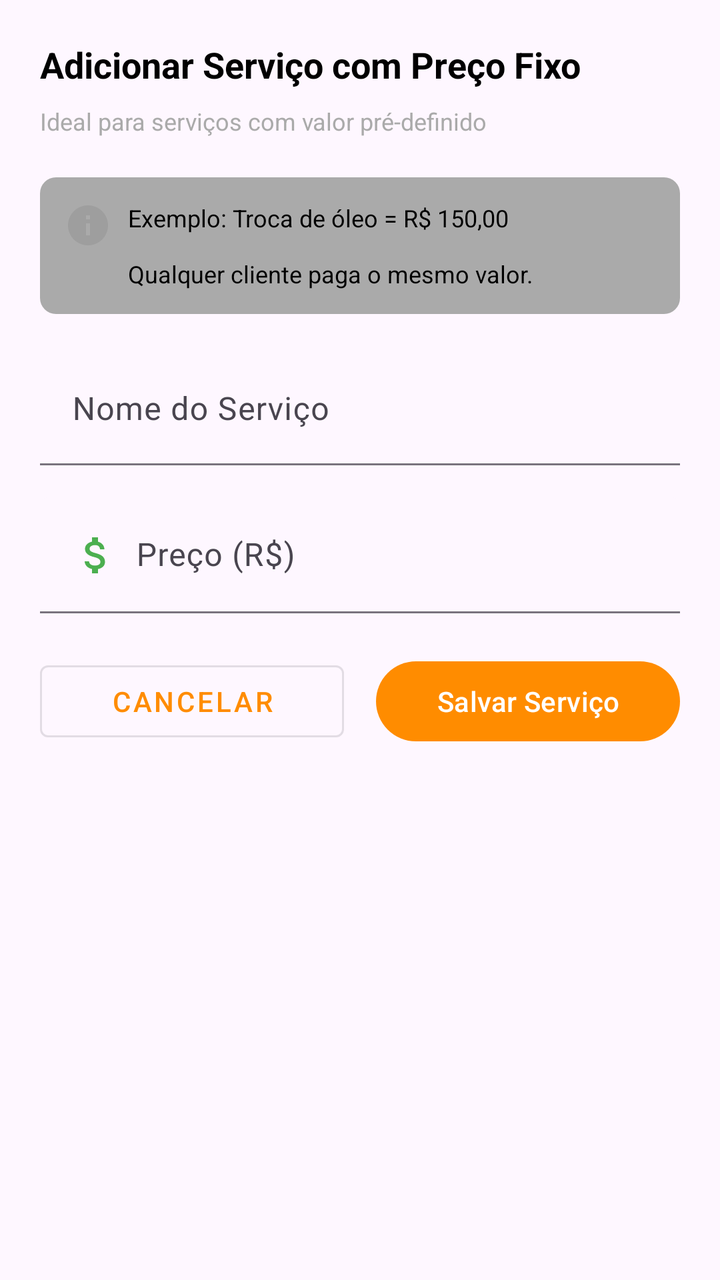
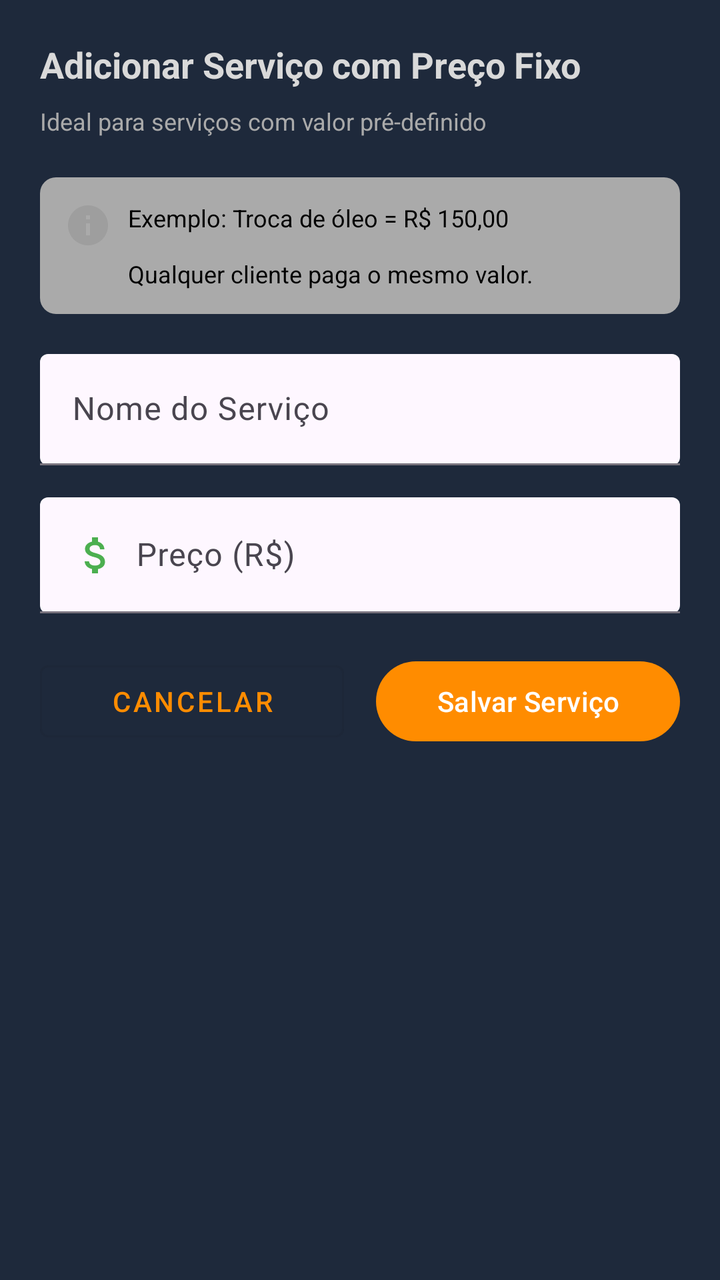

An Android layout rendered at two revisions. The XML below is the earlier revision; the diff shows what the commit changed to produce the second picture.
<!-- AndroidManifest.xml: application theme Theme.Salvo -->
<!-- res/layout/dialog_add_servico_fixed_price.xml -->
<?xml version="1.0" encoding="utf-8"?>
<LinearLayout xmlns:android="http://schemas.android.com/apk/res/android"
    xmlns:app="http://schemas.android.com/apk/res-auto"
    android:layout_width="match_parent"
    android:layout_height="wrap_content"
    android:orientation="vertical"
    android:padding="20dp">

    <TextView
        android:layout_width="wrap_content"
        android:layout_height="wrap_content"
        android:text="Adicionar Serviço com Preço Fixo"
        android:textSize="18sp"
        android:textStyle="bold"
        android:textColor="@android:color/black"
        android:layout_marginBottom="8dp" />

    <TextView
        android:layout_width="wrap_content"
        android:layout_height="wrap_content"
        android:text="Ideal para serviços com valor pré-definido"
        android:textSize="12sp"
        android:textColor="@android:color/darker_gray"
        android:layout_marginBottom="20dp" />

    
    <LinearLayout
        android:layout_width="match_parent"
        android:layout_height="wrap_content"
        android:orientation="horizontal"
        android:padding="12dp"
        android:background="@drawable/bg_card_light"
        android:layout_marginBottom="20dp">

        <ImageView
            android:layout_width="24dp"
            android:layout_height="24dp"
            android:src="@drawable/ic_info"
            android:contentDescription="@string/app_name"
            android:layout_marginEnd="8dp" />

        <TextView
            android:layout_width="0dp"
            android:layout_height="wrap_content"
            android:layout_weight="1"
            android:text="Exemplo: Troca de óleo = R$ 150,00\n\nQualquer cliente paga o mesmo valor."
            android:textSize="12sp"
            android:textColor="@android:color/black" />

    </LinearLayout>

    
    <com.google.android.material.textfield.TextInputLayout
        android:layout_width="match_parent"
        android:layout_height="wrap_content"
        android:layout_marginBottom="16dp"
        app:boxBackgroundMode="filled">

        <com.google.android.material.textfield.TextInputEditText
            android:id="@+id/et_nome_servico_fixo"
            android:layout_width="match_parent"
            android:layout_height="wrap_content"
            android:hint="Nome do Serviço"
            android:inputType="text" />

    </com.google.android.material.textfield.TextInputLayout>

    
    <com.google.android.material.textfield.TextInputLayout
        android:layout_width="match_parent"
        android:layout_height="wrap_content"
        android:layout_marginBottom="20dp"
        app:boxBackgroundMode="filled">

        <com.google.android.material.textfield.TextInputEditText
            android:id="@+id/et_preco_fixo"
            android:layout_width="match_parent"
            android:layout_height="wrap_content"
            android:hint="Preço (R$)"
            android:inputType="numberDecimal"
            android:drawableLeft="@drawable/ic_money"
            android:drawablePadding="8dp" />

    </com.google.android.material.textfield.TextInputLayout>

    
    <LinearLayout
        android:layout_width="match_parent"
        android:layout_height="wrap_content"
        android:orientation="horizontal">

        <com.google.android.material.button.MaterialButton
            android:id="@+id/btn_cancelar_fixo"
            android:layout_width="0dp"
            android:layout_height="48dp"
            android:layout_weight="1"
            android:text="Cancelar"
            android:textColor="@color/salvo_primaria"
            android:layout_marginEnd="8dp"
            style="@style/Widget.MaterialComponents.Button.OutlinedButton" />

        <com.google.android.material.button.MaterialButton
            android:id="@+id/btn_salvar_fixo"
            android:layout_width="0dp"
            android:layout_height="48dp"
            android:layout_weight="1"
            android:text="Salvar Serviço"
            android:textColor="@android:color/white"
            android:layout_marginStart="8dp"
            app:backgroundTint="@color/salvo_primaria" />

    </LinearLayout>

</LinearLayout>
<!-- resources referenced by this layout -->
<resources>
  <color name="salvo_primaria">#FF8C00</color>
  <!-- drawable bg_card_light (drawable) -->
  <?xml version="1.0" encoding="utf-8"?>
  <shape xmlns:android="http://schemas.android.com/apk/res/android"
      android:shape="rectangle">
      <solid android:color="@android:color/darker_gray" />
      <corners android:radius="8dp" />
  </shape>
  <!-- drawable ic_info (drawable) -->
  <vector xmlns:android="http://schemas.android.com/apk/res/android"
      android:width="24dp" android:height="24dp"
      android:viewportWidth="24" android:viewportHeight="24">
      <path android:fillColor="#9E9E9E" android:pathData="M12,2C6.48,2 2,6.48 2,12s4.48,10 10,10 10,-4.48 10,-10S17.52,2 12,2zM13,17h-2v-6h2v6zM13,9h-2V7h2v2z"/>
  </vector>
  <!-- drawable ic_money (drawable) -->
  <vector xmlns:android="http://schemas.android.com/apk/res/android"
      android:width="24dp" android:height="24dp"
      android:viewportWidth="24" android:viewportHeight="24">
      <path android:fillColor="#4CAF50" android:pathData="M11.8 10.9c-2.27-.59-3-1.2-3-2.15 0-1.09 1.01-1.85 2.7-1.85 1.78 0 2.44.85 2.5 2.1h2.21c-.07-1.72-1.12-3.3-3.21-3.81V3h-3v2.16c-1.94.42-3.5 1.68-3.5 3.61 0 2.31 1.91 3.46 4.7 4.13 2.5.6 3 1.48 3 2.41 0 .69-.49 1.79-2.7 1.79-2.06 0-2.87-.92-2.98-2.1h-2.2c.12 2.19 1.76 3.42 3.68 3.83V21h3v-2.15c1.95-.37 3.5-1.5 3.5-3.55 0-2.84-2.43-3.81-4.7-4.4z"/>
  </vector>
  <string name="app_name">Salvo</string>
  <style name="Theme.Salvo" parent="Theme.Material3.Light.NoActionBar">
          <item name="colorPrimary">@color/purple_500</item>
          <item name="colorPrimaryDark">@color/purple_700</item>
          <item name="colorAccent">@color/teal_200</item>
      </style>
  <color name="purple_500">#FF6200EE</color>
  <color name="purple_700">#FF3700B3</color>
  <color name="teal_200">#FF03DAC5</color>
</resources>

<!-- the commit's change to res/layout/dialog_add_servico_fixed_price.xml (unified diff, before → after) -->
@@ -2,6 +2,7 @@
 <LinearLayout xmlns:android="http://schemas.android.com/apk/res/android"
     xmlns:app="http://schemas.android.com/apk/res-auto"
     android:layout_width="match_parent"
+    android:background="@drawable/background"
     android:layout_height="wrap_content"
     android:orientation="vertical"
     android:padding="20dp">
@@ -9,11 +10,11 @@
     <TextView
         android:layout_width="wrap_content"
         android:layout_height="wrap_content"
+        android:layout_marginBottom="8dp"
         android:text="Adicionar Serviço com Preço Fixo"
+        android:textColor="@color/editTxtBg"
         android:textSize="18sp"
-        android:textStyle="bold"
-        android:textColor="@android:color/black"
-        android:layout_marginBottom="8dp" />
+        android:textStyle="bold" />
 
     <TextView
         android:layout_width="wrap_content"
<!-- resource entries referenced after the edit -->
@@ -1,6 +1,16 @@
 <!-- resources referenced by this layout -->
 <resources>
+  <color name="editTxtBg">#D9D9D9</color>
   <color name="salvo_primaria">#FF8C00</color>
+  <!-- drawable background (drawable) -->
+  <?xml version="1.0" encoding="utf-8"?>
+  <shape xmlns:android="http://schemas.android.com/apk/res/android">
+  
+      <solid
+          android:color="@color/bgDark"
+      />
+  
+  </shape>
   <!-- drawable bg_card_light (drawable) -->
   <?xml version="1.0" encoding="utf-8"?>
   <shape xmlns:android="http://schemas.android.com/apk/res/android"
@@ -26,6 +36,7 @@
           <item name="colorPrimaryDark">@color/purple_700</item>
           <item name="colorAccent">@color/teal_200</item>
       </style>
+  <color name="bgDark">#1E293B</color>
   <color name="purple_500">#FF6200EE</color>
   <color name="purple_700">#FF3700B3</color>
   <color name="teal_200">#FF03DAC5</color>
